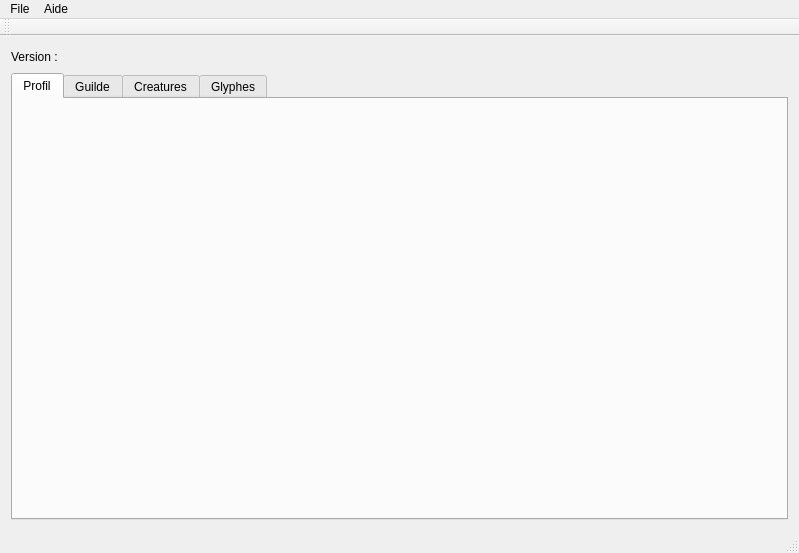
Above: MMEGOptimizer.ui from FrenchieTucker/MMEGOptimizer before the change. Below: the same form after it.
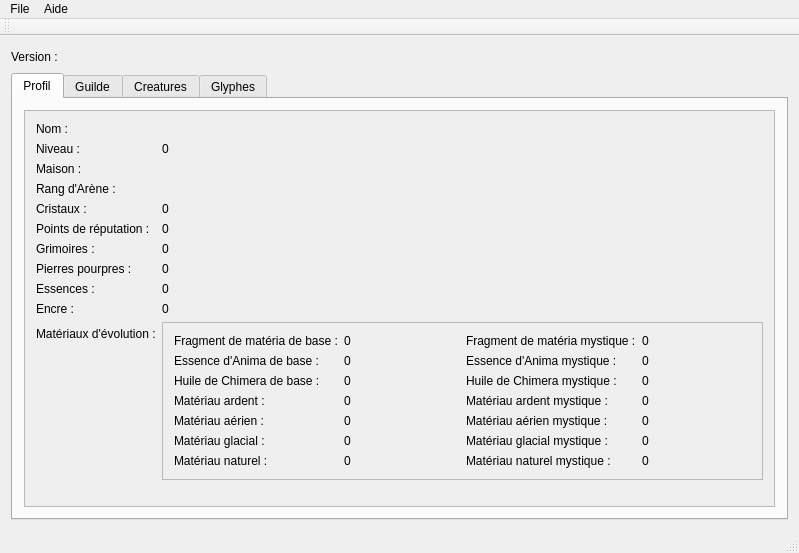
That is the form after the change.

Commit message: Ajout des widgets pour le contenu dédié à l'onglet Profil

The edit to the form file:
```diff
--- a/MMEGOptimizer.ui
+++ b/MMEGOptimizer.ui
@@ -55,6 +55,390 @@
        <attribute name="title">
         <string>Profil</string>
        </attribute>
+       <layout class="QVBoxLayout" name="verticalLayout_2">
+        <item>
+         <widget class="QScrollArea" name="m_profileContentArea">
+          <property name="widgetResizable">
+           <bool>true</bool>
+          </property>
+          <widget class="QWidget" name="m_profileContentWidget">
+           <property name="geometry">
+            <rect>
+             <x>0</x>
+             <y>0</y>
+             <width>757</width>
+             <height>401</height>
+            </rect>
+           </property>
+           <layout class="QFormLayout" name="formLayout_3">
+            <item row="0" column="0">
+             <widget class="QLabel" name="m_nameLabel">
+              <property name="text">
+               <string>Nom :</string>
+              </property>
+             </widget>
+            </item>
+            <item row="0" column="1">
+             <widget class="QLabel" name="m_nameValue">
+              <property name="text">
+               <string/>
+              </property>
+             </widget>
+            </item>
+            <item row="1" column="0">
+             <widget class="QLabel" name="m_levelLabel">
+              <property name="text">
+               <string>Niveau :</string>
+              </property>
+             </widget>
+            </item>
+            <item row="1" column="1">
+             <widget class="QLabel" name="m_levelValue">
+              <property name="text">
+               <string>0</string>
+              </property>
+             </widget>
+            </item>
+            <item row="2" column="0">
+             <widget class="QLabel" name="m_houseLabel">
+              <property name="text">
+               <string>Maison :</string>
+              </property>
+             </widget>
+            </item>
+            <item row="2" column="1">
+             <widget class="QLabel" name="m_houseValue">
+              <property name="text">
+               <string/>
+              </property>
+             </widget>
+            </item>
+            <item row="3" column="0">
+             <widget class="QLabel" name="m_arenaRankLabel">
+              <property name="text">
+               <string>Rang d'Arène :</string>
+              </property>
+             </widget>
+            </item>
+            <item row="3" column="1">
+             <widget class="QLabel" name="m_arenaRankValue">
+              <property name="text">
+               <string/>
+              </property>
+             </widget>
+            </item>
+            <item row="4" column="0">
+             <widget class="QLabel" name="m_crystalsLabel">
+              <property name="text">
+               <string>Cristaux :</string>
+              </property>
+             </widget>
+            </item>
+            <item row="4" column="1">
+             <widget class="QLabel" name="m_crystalsValue">
+              <property name="text">
+               <string>0</string>
+              </property>
+             </widget>
+            </item>
+            <item row="5" column="0">
+             <widget class="QLabel" name="m_reputationPointsLabel">
+              <property name="text">
+               <string>Points de réputation :</string>
+              </property>
+             </widget>
+            </item>
+            <item row="5" column="1">
+             <widget class="QLabel" name="m_reputationPointsValue">
+              <property name="text">
+               <string>0</string>
+              </property>
+             </widget>
+            </item>
+            <item row="6" column="0">
+             <widget class="QLabel" name="m_booksLabel">
+              <property name="text">
+               <string>Grimoires :</string>
+              </property>
+             </widget>
+            </item>
+            <item row="6" column="1">
+             <widget class="QLabel" name="m_booksValue">
+              <property name="text">
+               <string>0</string>
+              </property>
+             </widget>
+            </item>
+            <item row="7" column="0">
+             <widget class="QLabel" name="m_crimsonStonesLabel">
+              <property name="text">
+               <string>Pierres pourpres :</string>
+              </property>
+             </widget>
+            </item>
+            <item row="7" column="1">
+             <widget class="QLabel" name="m_crimsonStonesValue">
+              <property name="text">
+               <string>0</string>
+              </property>
+             </widget>
+            </item>
+            <item row="8" column="0">
+             <widget class="QLabel" name="m_essenceLabel">
+              <property name="text">
+               <string>Essences :</string>
+              </property>
+             </widget>
+            </item>
+            <item row="8" column="1">
+             <widget class="QLabel" name="m_essenceValue">
+              <property name="text">
+               <string>0</string>
+              </property>
+             </widget>
+            </item>
+            <item row="9" column="0">
+             <widget class="QLabel" name="m_inkLabel">
+              <property name="text">
+               <string>Encre :</string>
+              </property>
+             </widget>
+            </item>
+            <item row="9" column="1">
+             <widget class="QLabel" name="m_inkValue">
+              <property name="text">
+               <string>0</string>
+              </property>
+             </widget>
+            </item>
+            <item row="10" column="0">
+             <widget class="QLabel" name="m_evolutionMaterialsLabel">
+              <property name="text">
+               <string>Matériaux d'évolution :</string>
+              </property>
+             </widget>
+            </item>
+            <item row="10" column="1">
+             <widget class="QFrame" name="m_evolutionMaterialsValue">
+              <property name="frameShape">
+               <enum>QFrame::StyledPanel</enum>
+              </property>
+              <property name="frameShadow">
+               <enum>QFrame::Raised</enum>
+              </property>
+              <layout class="QHBoxLayout" name="horizontalLayout_2">
+               <item>
+                <layout class="QFormLayout" name="formLayout">
+                 <item row="0" column="0">
+                  <widget class="QLabel" name="m_coreMateriaFragmentLabel">
+                   <property name="text">
+                    <string>Fragment de matéria de base :</string>
+                   </property>
+                  </widget>
+                 </item>
+                 <item row="0" column="1">
+                  <widget class="QLabel" name="m_coreMateriaFragmentValue">
+                   <property name="text">
+                    <string>0</string>
+                   </property>
+                  </widget>
+                 </item>
+                 <item row="1" column="0">
+                  <widget class="QLabel" name="m_coreAnimaEssenceLabel">
+                   <property name="text">
+                    <string>Essence d'Anima de base :</string>
+                   </property>
+                  </widget>
+                 </item>
+                 <item row="1" column="1">
+                  <widget class="QLabel" name="m_coreAnimaEssenceValue">
+                   <property name="text">
+                    <string>0</string>
+                   </property>
+                  </widget>
+                 </item>
+                 <item row="2" column="0">
+                  <widget class="QLabel" name="m_coreChimeraOilLabel">
+                   <property name="text">
+                    <string>Huile de Chimera de base :</string>
+                   </property>
+                  </widget>
+                 </item>
+                 <item row="2" column="1">
+                  <widget class="QLabel" name="m_coreChimeraOilValue">
+                   <property name="text">
+                    <string>0</string>
+                   </property>
+                  </widget>
+                 </item>
+                 <item row="3" column="0">
+                  <widget class="QLabel" name="m_fieryMaterialLabel">
+                   <property name="text">
+                    <string>Matériau ardent :</string>
+                   </property>
+                  </widget>
+                 </item>
+                 <item row="3" column="1">
+                  <widget class="QLabel" name="m_fieryMaterialValue">
+                   <property name="text">
+                    <string>0</string>
+                   </property>
+                  </widget>
+                 </item>
+                 <item row="4" column="0">
+                  <widget class="QLabel" name="m_aerialMaterialLabel">
+                   <property name="text">
+                    <string>Matériau aérien :</string>
+                   </property>
+                  </widget>
+                 </item>
+                 <item row="4" column="1">
+                  <widget class="QLabel" name="m_aerialMaterialValue">
+                   <property name="text">
+                    <string>0</string>
+                   </property>
+                  </widget>
+                 </item>
+                 <item row="5" column="0">
+                  <widget class="QLabel" name="m_glacialMaterialLabel">
+                   <property name="text">
+                    <string>Matériau glacial :</string>
+                   </property>
+                  </widget>
+                 </item>
+                 <item row="5" column="1">
+                  <widget class="QLabel" name="m_glacialMaterialValue">
+                   <property name="text">
+                    <string>0</string>
+                   </property>
+                  </widget>
+                 </item>
+                 <item row="6" column="0">
+                  <widget class="QLabel" name="m_naturalMaterialLabel">
+                   <property name="text">
+                    <string>Matériau naturel :</string>
+                   </property>
+                  </widget>
+                 </item>
+                 <item row="6" column="1">
+                  <widget class="QLabel" name="m_naturalMaterialValue">
+                   <property name="text">
+                    <string>0</string>
+                   </property>
+                  </widget>
+                 </item>
+                </layout>
+               </item>
+               <item>
+                <layout class="QFormLayout" name="formLayout_2">
+                 <item row="0" column="0">
+                  <widget class="QLabel" name="m_aracaneMateriaFragmentLabel">
+                   <property name="text">
+                    <string>Fragment de matéria mystique :</string>
+                   </property>
+                  </widget>
+                 </item>
+                 <item row="0" column="1">
+                  <widget class="QLabel" name="m_aracaneMateriaFragmentValue">
+                   <property name="text">
+                    <string>0</string>
+                   </property>
+                  </widget>
+                 </item>
+                 <item row="1" column="0">
+                  <widget class="QLabel" name="m_arcaneAnimaEssenceLabel">
+                   <property name="text">
+                    <string>Essence d'Anima mystique :</string>
+                   </property>
+                  </widget>
+                 </item>
+                 <item row="1" column="1">
+                  <widget class="QLabel" name="m_arcaneAnimaEssenceValue">
+                   <property name="text">
+                    <string>0</string>
+                   </property>
+                  </widget>
+                 </item>
+                 <item row="2" column="0">
+                  <widget class="QLabel" name="m_arcaneChimeraOilLabel">
+                   <property name="text">
+                    <string>Huile de Chimera mystique :</string>
+                   </property>
+                  </widget>
+                 </item>
+                 <item row="2" column="1">
+                  <widget class="QLabel" name="m_arcaneChimeraOilValue">
+                   <property name="text">
+                    <string>0</string>
+                   </property>
+                  </widget>
+                 </item>
+                 <item row="3" column="0">
+                  <widget class="QLabel" name="m_arcaneFieryMaterialLabel">
+                   <property name="text">
+                    <string>Matériau ardent mystique :</string>
+                   </property>
+                  </widget>
+                 </item>
+                 <item row="3" column="1">
+                  <widget class="QLabel" name="m_arcaneFieryMaterialValue">
+                   <property name="text">
+                    <string>0</string>
+                   </property>
+                  </widget>
+                 </item>
+                 <item row="4" column="0">
+                  <widget class="QLabel" name="m_arcaneAerialMaterialLabel">
+                   <property name="text">
+                    <string>Matériau aérien mystique :</string>
+                   </property>
+                  </widget>
+                 </item>
+                 <item row="4" column="1">
+                  <widget class="QLabel" name="m_arcaneAerialMaterialValue">
+                   <property name="text">
+                    <string>0</string>
+                   </property>
+                  </widget>
+                 </item>
+                 <item row="5" column="0">
+                  <widget class="QLabel" name="m_arcaneGlacialMaterialLabel">
+                   <property name="text">
+                    <string>Matériau glacial mystique :</string>
+                   </property>
+                  </widget>
+                 </item>
+                 <item row="5" column="1">
+                  <widget class="QLabel" name="m_arcaneGlacialMaterialValue">
+                   <property name="text">
+                    <string>0</string>
+                   </property>
+                  </widget>
+                 </item>
+                 <item row="6" column="0">
+                  <widget class="QLabel" name="m_arcaneNaturalMaterialLabel">
+                   <property name="text">
+                    <string>Matériau naturel mystique :</string>
+                   </property>
+                  </widget>
+                 </item>
+                 <item row="6" column="1">
+                  <widget class="QLabel" name="m_arcaneNaturalMaterialValue">
+                   <property name="text">
+                    <string>0</string>
+                   </property>
+                  </widget>
+                 </item>
+                </layout>
+               </item>
+              </layout>
+             </widget>
+            </item>
+           </layout>
+          </widget>
+         </widget>
+        </item>
+       </layout>
       </widget>
       <widget class="QWidget" name="m_guildTab">
        <attribute name="title">
```
